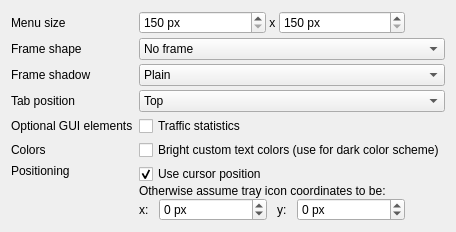
The window that widgets/settings/appearanceoptionpage.ui (Martchus/syncthingtray) describes before a commit, drawn with Qt 5.
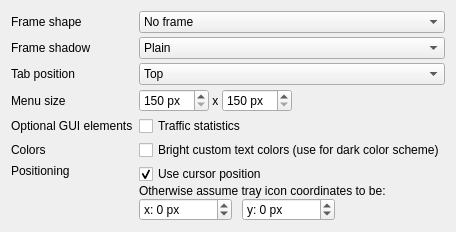
The same window after the commit. Icons and pictures are not drawn.

Commit message: Polish appearance settings tab a little bit

```diff
--- a/widgets/settings/appearanceoptionpage.ui
+++ b/widgets/settings/appearanceoptionpage.ui
@@ -19,81 +19,6 @@
    <property name="verticalSpacing">
     <number>4</number>
    </property>
-   <item row="0" column="0">
-    <widget class="QLabel" name="sizeLabel">
-     <property name="text">
-      <string>Menu size</string>
-     </property>
-    </widget>
-   </item>
-   <item row="0" column="1">
-    <layout class="QHBoxLayout" name="menuSizeHorizontalLayout">
-     <item>
-      <widget class="QSpinBox" name="widthSpinBox">
-       <property name="suffix">
-        <string> px</string>
-       </property>
-       <property name="minimum">
-        <number>150</number>
-       </property>
-       <property name="maximum">
-        <number>1000</number>
-       </property>
-       <property name="singleStep">
-        <number>10</number>
-       </property>
-      </widget>
-     </item>
-     <item>
-      <widget class="QLabel" name="sizeTimesLabel">
-       <property name="sizePolicy">
-        <sizepolicy hsizetype="Fixed" vsizetype="Preferred">
-         <horstretch>0</horstretch>
-         <verstretch>0</verstretch>
-        </sizepolicy>
-       </property>
-       <property name="text">
-        <string> x </string>
-       </property>
-       <property name="textFormat">
-        <enum>Qt::PlainText</enum>
-       </property>
-      </widget>
-     </item>
-     <item>
-      <widget class="QSpinBox" name="heightSpinBox">
-       <property name="suffix">
-        <string> px</string>
-       </property>
-       <property name="minimum">
-        <number>150</number>
-       </property>
-       <property name="maximum">
-        <number>1000</number>
-       </property>
-       <property name="singleStep">
-        <number>10</number>
-       </property>
-      </widget>
-     </item>
-     <item>
-      <spacer name="sizeHorizontalSpacer">
-       <property name="orientation">
-        <enum>Qt::Horizontal</enum>
-       </property>
-       <property name="sizeType">
-        <enum>QSizePolicy::Preferred</enum>
-       </property>
-       <property name="sizeHint" stdset="0">
-        <size>
-         <width>40</width>
-         <height>20</height>
-        </size>
-       </property>
-      </spacer>
-     </item>
-    </layout>
-   </item>
    <item row="3" column="0">
     <widget class="QLabel" name="frameShapeLabel">
      <property name="text">
@@ -103,6 +28,12 @@
    </item>
    <item row="3" column="1">
     <widget class="QComboBox" name="frameShapeComboBox">
+     <property name="sizePolicy">
+      <sizepolicy hsizetype="MinimumExpanding" vsizetype="Fixed">
+       <horstretch>0</horstretch>
+       <verstretch>0</verstretch>
+      </sizepolicy>
+     </property>
      <item>
       <property name="text">
        <string>No frame</string>
@@ -134,6 +65,12 @@
    </item>
    <item row="4" column="1">
     <widget class="QComboBox" name="frameShadowComboBox">
+     <property name="sizePolicy">
+      <sizepolicy hsizetype="MinimumExpanding" vsizetype="Fixed">
+       <horstretch>0</horstretch>
+       <verstretch>0</verstretch>
+      </sizepolicy>
+     </property>
      <item>
       <property name="text">
        <string>Plain</string>
@@ -160,6 +97,12 @@
    </item>
    <item row="6" column="1">
     <widget class="QComboBox" name="tabPosComboBox">
+     <property name="sizePolicy">
+      <sizepolicy hsizetype="MinimumExpanding" vsizetype="Fixed">
+       <horstretch>0</horstretch>
+       <verstretch>0</verstretch>
+      </sizepolicy>
+     </property>
      <item>
       <property name="text">
        <string>Top</string>
@@ -182,21 +125,35 @@
      </item>
     </widget>
    </item>
-   <item row="8" column="0">
+   <item row="9" column="0">
     <widget class="QLabel" name="colorsLabel">
      <property name="text">
       <string>Colors</string>
      </property>
     </widget>
    </item>
-   <item row="8" column="1">
+   <item row="9" column="1">
     <widget class="QCheckBox" name="brightTextColorsCheckBox">
      <property name="text">
       <string>Bright custom text colors (use for dark color scheme)</string>
      </property>
     </widget>
    </item>
-   <item row="9" column="0">
+   <item row="8" column="0">
+    <widget class="QLabel" name="guiElementsLabel">
+     <property name="text">
+      <string>Optional GUI elements</string>
+     </property>
+    </widget>
+   </item>
+   <item row="8" column="1">
+    <widget class="QCheckBox" name="showTrafficCheckBox">
+     <property name="text">
+      <string>Traffic statistics</string>
+     </property>
+    </widget>
+   </item>
+   <item row="10" column="0">
     <widget class="QLabel" name="positioningLabel">
      <property name="text">
       <string>Positioning</string>
@@ -206,7 +163,7 @@
      </property>
     </widget>
    </item>
-   <item row="9" column="1">
+   <item row="10" column="1">
     <layout class="QVBoxLayout" name="positioningVerticalLayout">
      <item>
       <widget class="QCheckBox" name="useCursorPosCheckBox">
@@ -230,24 +187,20 @@
        <property name="spacing">
         <number>10</number>
        </property>
-       <item>
-        <widget class="QLabel" name="xPosLabel">
-         <property name="sizePolicy">
-          <sizepolicy hsizetype="Fixed" vsizetype="Preferred">
-           <horstretch>0</horstretch>
-           <verstretch>0</verstretch>
-          </sizepolicy>
-         </property>
-         <property name="text">
-          <string>x:</string>
-         </property>
-        </widget>
-       </item>
        <item>
         <widget class="QSpinBox" name="xPosSpinBox">
+         <property name="sizePolicy">
+          <sizepolicy hsizetype="Preferred" vsizetype="Fixed">
+           <horstretch>0</horstretch>
+           <verstretch>0</verstretch>
+          </sizepolicy>
+         </property>
          <property name="suffix">
           <string> px</string>
          </property>
+         <property name="prefix">
+          <string>x: </string>
+         </property>
          <property name="minimum">
           <number>-10000</number>
          </property>
@@ -256,27 +209,20 @@
          </property>
         </widget>
        </item>
-       <item>
-        <widget class="QLabel" name="yPosLabel">
-         <property name="sizePolicy">
-          <sizepolicy hsizetype="Fixed" vsizetype="Preferred">
-           <horstretch>0</horstretch>
-           <verstretch>0</verstretch>
-          </sizepolicy>
-         </property>
-         <property name="text">
-          <string>y:</string>
-         </property>
-         <property name="textFormat">
-          <enum>Qt::PlainText</enum>
-         </property>
-        </widget>
-       </item>
        <item>
         <widget class="QSpinBox" name="yPosSpinBox">
+         <property name="sizePolicy">
+          <sizepolicy hsizetype="Preferred" vsizetype="Fixed">
+           <horstretch>0</horstretch>
+           <verstretch>0</verstretch>
+          </sizepolicy>
+         </property>
          <property name="suffix">
           <string> px</string>
          </property>
+         <property name="prefix">
+          <string>y: </string>
+         </property>
          <property name="minimum">
           <number>-10000</number>
          </property>
@@ -291,7 +237,7 @@
           <enum>Qt::Horizontal</enum>
          </property>
          <property name="sizeType">
-          <enum>QSizePolicy::Preferred</enum>
+          <enum>QSizePolicy::MinimumExpanding</enum>
          </property>
          <property name="sizeHint" stdset="0">
           <size>
@@ -306,18 +252,91 @@
     </layout>
    </item>
    <item row="7" column="0">
-    <widget class="QLabel" name="guiElementsLabel">
+    <widget class="QLabel" name="sizeLabel">
      <property name="text">
-      <string>Optional GUI elements</string>
+      <string>Menu size</string>
      </property>
     </widget>
    </item>
    <item row="7" column="1">
-    <widget class="QCheckBox" name="showTrafficCheckBox">
-     <property name="text">
-      <string>Traffic statistics</string>
-     </property>
-    </widget>
+    <layout class="QHBoxLayout" name="menuSizeHorizontalLayout">
+     <item>
+      <widget class="QSpinBox" name="widthSpinBox">
+       <property name="sizePolicy">
+        <sizepolicy hsizetype="Preferred" vsizetype="Fixed">
+         <horstretch>0</horstretch>
+         <verstretch>0</verstretch>
+        </sizepolicy>
+       </property>
+       <property name="suffix">
+        <string> px</string>
+       </property>
+       <property name="minimum">
+        <number>150</number>
+       </property>
+       <property name="maximum">
+        <number>1000</number>
+       </property>
+       <property name="singleStep">
+        <number>10</number>
+       </property>
+      </widget>
+     </item>
+     <item>
+      <widget class="QLabel" name="sizeTimesLabel">
+       <property name="sizePolicy">
+        <sizepolicy hsizetype="Fixed" vsizetype="Preferred">
+         <horstretch>0</horstretch>
+         <verstretch>0</verstretch>
+        </sizepolicy>
+       </property>
+       <property name="text">
+        <string> x </string>
+       </property>
+       <property name="textFormat">
+        <enum>Qt::PlainText</enum>
+       </property>
+      </widget>
+     </item>
+     <item>
+      <widget class="QSpinBox" name="heightSpinBox">
+       <property name="sizePolicy">
+        <sizepolicy hsizetype="Preferred" vsizetype="Fixed">
+         <horstretch>0</horstretch>
+         <verstretch>0</verstretch>
+        </sizepolicy>
+       </property>
+       <property name="suffix">
+        <string> px</string>
+       </property>
+       <property name="minimum">
+        <number>150</number>
+       </property>
+       <property name="maximum">
+        <number>1000</number>
+       </property>
+       <property name="singleStep">
+        <number>10</number>
+       </property>
+      </widget>
+     </item>
+     <item>
+      <spacer name="sizeHorizontalSpacer">
+       <property name="orientation">
+        <enum>Qt::Horizontal</enum>
+       </property>
+       <property name="sizeType">
+        <enum>QSizePolicy::MinimumExpanding</enum>
+       </property>
+       <property name="sizeHint" stdset="0">
+        <size>
+         <width>40</width>
+         <height>20</height>
+        </size>
+       </property>
+      </spacer>
+     </item>
+    </layout>
    </item>
   </layout>
  </widget>
```
